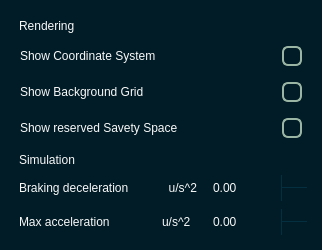
First picture: the form in pse/umlsl_editor/src/view/widgets/qt_widgets/settings_dialog.ui, repository 69420pm/UMLSL-traffic-editor, before the edit.
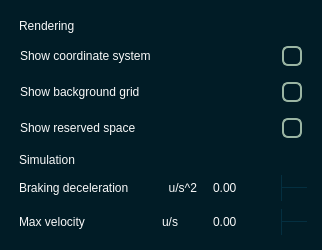
Second picture: the form after the edit. Icons and pictures are not drawn.

Commit message: fixed settings toggle and naming

What changed in the file:
```diff
--- a/pse/umlsl_editor/src/view/widgets/qt_widgets/settings_dialog.ui
+++ b/pse/umlsl_editor/src/view/widgets/qt_widgets/settings_dialog.ui
@@ -6,7 +6,7 @@
    <rect>
     <x>0</x>
     <y>0</y>
-    <width>320</width>
+    <width>324</width>
     <height>233</height>
    </rect>
   </property>
@@ -311,7 +311,7 @@
             </size>
            </property>
            <property name="text">
-            <string>Show Coordinate System</string>
+            <string>Show coordinate system</string>
            </property>
           </widget>
          </item>
@@ -343,7 +343,7 @@
             </size>
            </property>
            <property name="text">
-            <string>Show Background Grid</string>
+            <string>Show background grid</string>
            </property>
           </widget>
          </item>
@@ -375,7 +375,7 @@
             </size>
            </property>
            <property name="text">
-            <string>Show reserved Savety Space</string>
+            <string>Show reserved space</string>
            </property>
            <property name="alignment">
             <set>Qt::AlignmentFlag::AlignLeading|Qt::AlignmentFlag::AlignLeft|Qt::AlignmentFlag::AlignVCenter</set>
@@ -541,14 +541,14 @@
          <item row="2" column="0">
           <widget class="QLabel" name="label_7">
            <property name="text">
-            <string>Max acceleration</string>
+            <string>Max velocity</string>
            </property>
           </widget>
          </item>
          <item row="2" column="1">
           <widget class="QLabel" name="label_8">
            <property name="text">
-            <string>u/s^2</string>
+            <string>u/s</string>
            </property>
            <property name="class" stdset="0">
             <string>hint</string>
```
Left out of the diff: 4 changed lines with no effect on the pictures. The commit also changes 3 other files.
